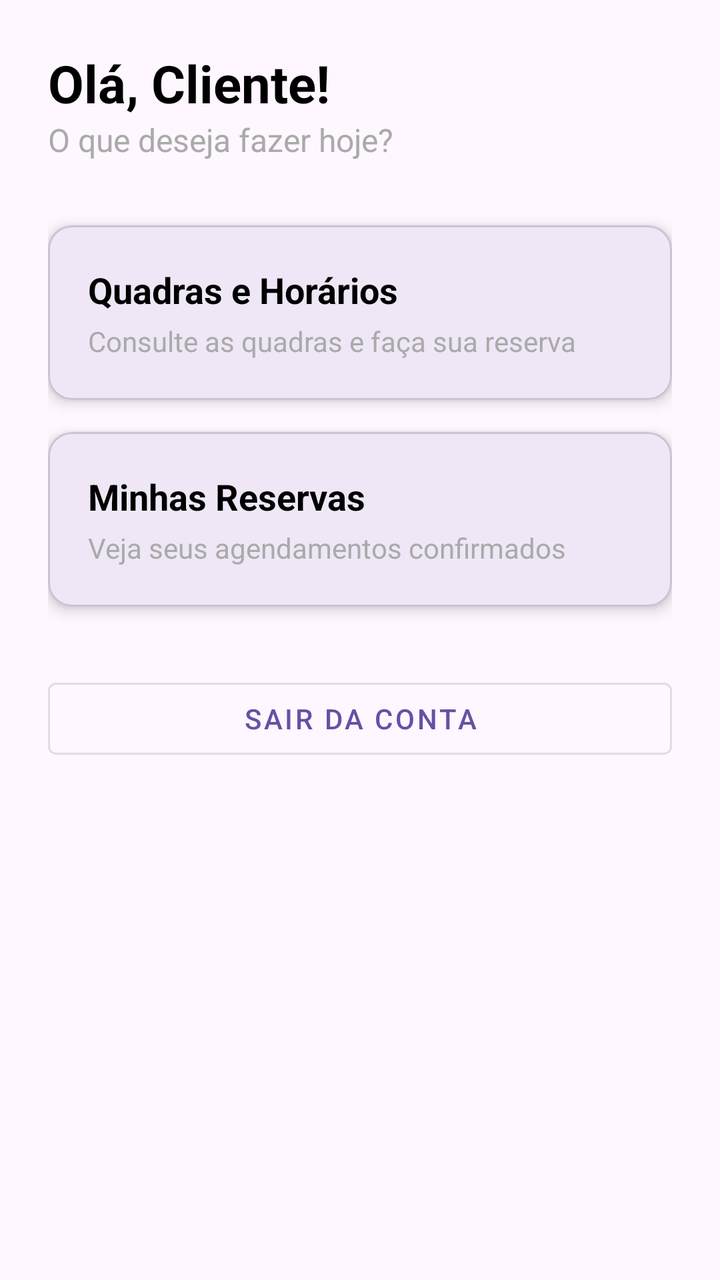
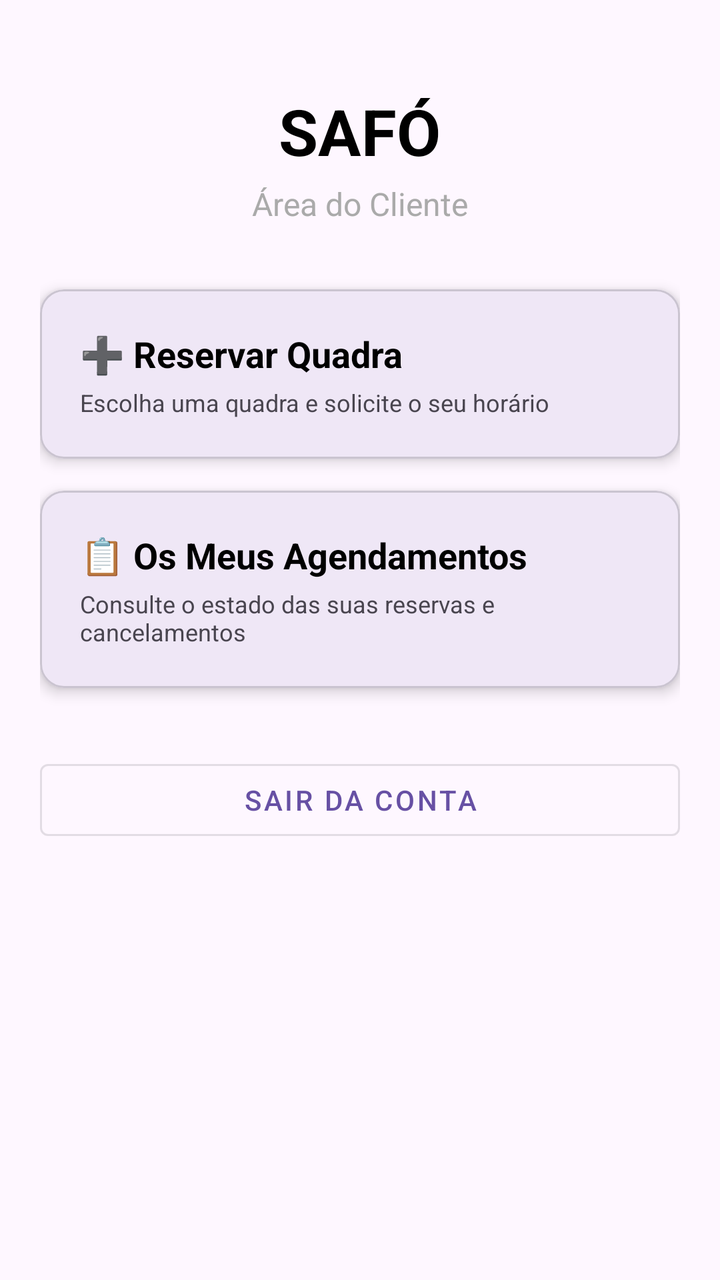

Compare the two renders of this Android layout. The source of the first and the diff that turns it into the second are given below.
<!-- AndroidManifest.xml: application theme Theme.Safoandroid -->
<!-- res/layout/activity_menu_cliente.xml -->
<?xml version="1.0" encoding="utf-8"?>
<LinearLayout xmlns:android="http://schemas.android.com/apk/res/android"
    xmlns:app="http://schemas.android.com/apk/res-auto"
    android:layout_width="match_parent"
    android:layout_height="match_parent"
    android:orientation="vertical"
    android:padding="24dp">

    <TextView
        android:id="@+id/textBoasVindasCliente"
        android:layout_width="wrap_content"
        android:layout_height="wrap_content"
        android:text="Olá, Cliente!"
        android:textColor="@android:color/black"
        android:textSize="26sp"
        android:textStyle="bold" />

    <TextView
        android:layout_width="wrap_content"
        android:layout_height="wrap_content"
        android:layout_marginBottom="32dp"
        android:text="O que deseja fazer hoje?"
        android:textColor="@android:color/darker_gray"
        android:textSize="16sp" />

    <com.google.android.material.card.MaterialCardView
        android:id="@+id/cardVerQuadras"
        android:layout_width="match_parent"
        android:layout_height="wrap_content"
        android:layout_marginBottom="16dp"
        android:clickable="true"
        android:focusable="true"
        app:cardCornerRadius="12dp"
        app:cardElevation="4dp">

        <LinearLayout
            android:layout_width="match_parent"
            android:layout_height="wrap_content"
            android:orientation="vertical"
            android:padding="20dp">

            <TextView
                android:layout_width="wrap_content"
                android:layout_height="wrap_content"
                android:text="Quadras e Horários"
                android:textColor="@android:color/black"
                android:textSize="18sp"
                android:textStyle="bold" />

            <TextView
                android:layout_width="wrap_content"
                android:layout_height="wrap_content"
                android:layout_marginTop="4dp"
                android:text="Consulte as quadras e faça sua reserva"
                android:textColor="@android:color/darker_gray" />
        </LinearLayout>
    </com.google.android.material.card.MaterialCardView>

    <com.google.android.material.card.MaterialCardView
        android:id="@+id/cardMinhasReservas"
        android:layout_width="match_parent"
        android:layout_height="wrap_content"
        android:layout_marginBottom="32dp"
        android:clickable="true"
        android:focusable="true"
        app:cardCornerRadius="12dp"
        app:cardElevation="4dp">

        <LinearLayout
            android:layout_width="match_parent"
            android:layout_height="wrap_content"
            android:orientation="vertical"
            android:padding="20dp">

            <TextView
                android:layout_width="wrap_content"
                android:layout_height="wrap_content"
                android:text="Minhas Reservas"
                android:textColor="@android:color/black"
                android:textSize="18sp"
                android:textStyle="bold" />

            <TextView
                android:layout_width="wrap_content"
                android:layout_height="wrap_content"
                android:layout_marginTop="4dp"
                android:text="Veja seus agendamentos confirmados"
                android:textColor="@android:color/darker_gray" />
        </LinearLayout>
    </com.google.android.material.card.MaterialCardView>

    <Button
        android:id="@+id/btnSairCliente"
        style="@style/Widget.MaterialComponents.Button.OutlinedButton"
        android:layout_width="match_parent"
        android:layout_height="wrap_content"
        android:text="Sair da Conta" />

</LinearLayout>
<!-- resources referenced by this layout -->
<resources>
  <style name="Theme.Safoandroid" parent="Base.Theme.Safoandroid" />
  <style name="Base.Theme.Safoandroid" parent="Theme.Material3.DayNight.NoActionBar">
          
          
      </style>
</resources>

<!-- the commit's change to res/layout/activity_menu_cliente.xml (unified diff, before → after) -->
@@ -1,99 +1,110 @@
 <?xml version="1.0" encoding="utf-8"?>
-<LinearLayout xmlns:android="http://schemas.android.com/apk/res/android"
+<ScrollView xmlns:android="http://schemas.android.com/apk/res/android"
     xmlns:app="http://schemas.android.com/apk/res-auto"
     android:layout_width="match_parent"
     android:layout_height="match_parent"
-    android:orientation="vertical"
-    android:padding="24dp">
+    android:fillViewport="true"
+    android:padding="20dp">
 
-    <TextView
-        android:id="@+id/textBoasVindasCliente"
-        android:layout_width="wrap_content"
-        android:layout_height="wrap_content"
-        android:text="Olá, Cliente!"
-        android:textColor="@android:color/black"
-        android:textSize="26sp"
-        android:textStyle="bold" />
-
-    <TextView
-        android:layout_width="wrap_content"
-        android:layout_height="wrap_content"
-        android:layout_marginBottom="32dp"
-        android:text="O que deseja fazer hoje?"
-        android:textColor="@android:color/darker_gray"
-        android:textSize="16sp" />
-
-    <com.google.android.material.card.MaterialCardView
-        android:id="@+id/cardVerQuadras"
+    <LinearLayout
         android:layout_width="match_parent"
         android:layout_height="wrap_content"
-        android:layout_marginBottom="16dp"
-        android:clickable="true"
-        android:focusable="true"
-        app:cardCornerRadius="12dp"
-        app:cardElevation="4dp">
+        android:gravity="center_horizontal"
+        android:orientation="vertical">
 
-        <LinearLayout
+        <TextView
+            android:layout_width="wrap_content"
+            android:layout_height="wrap_content"
+            android:layout_marginTop="24dp"
+            android:layout_marginBottom="4dp"
+            android:text="SAFÓ"
+            android:textColor="@android:color/black"
+            android:textSize="32sp"
+            android:textStyle="bold" />
+
+        <TextView
+            android:id="@+id/tvBoasVindasCliente"
+            android:layout_width="wrap_content"
+            android:layout_height="wrap_content"
+            android:layout_marginBottom="32dp"
+            android:text="Área do Cliente"
+            android:textColor="@android:color/darker_gray"
+            android:textSize="16sp" />
+
+        
+        <com.google.android.material.card.MaterialCardView
+            android:id="@+id/cardNovoAgendamento"
             android:layout_width="match_parent"
             android:layout_height="wrap_content"
-            android:orientation="vertical"
-            android:padding="20dp">
+            android:layout_marginBottom="16dp"
+            android:clickable="true"
+            android:focusable="true"
+            app:cardCornerRadius="12dp"
+            app:cardElevation="4dp">
 
-            <TextView
-                android:layout_width="wrap_content"
+            <LinearLayout
+                android:layout_width="match_parent"
                 android:layout_height="wrap_content"
-                android:text="Quadras e Horários"
-                android:textColor="@android:color/black"
-                android:textSize="18sp"
-                android:textStyle="bold" />
+                android:orientation="vertical"
+                android:padding="20dp">
 
-            <TextView
-                android:layout_width="wrap_content"
-                android:layout_height="wrap_content"
-                android:layout_marginTop="4dp"
-                android:text="Consulte as quadras e faça sua reserva"
-                android:textColor="@android:color/darker_gray" />
-        </LinearLayout>
-    </com.google.android.material.card.MaterialCardView>
+                <TextView
+                    android:layout_width="wrap_content"
+                    android:layout_height="wrap_content"
+                    android:text="➕ Reservar Quadra"
+                    android:textColor="@android:color/black"
+                    android:textSize="18sp"
+                    android:textStyle="bold" />
 
-    <com.google.android.material.card.MaterialCardView
-        android:id="@+id/cardMinhasReservas"
-        android:layout_width="match_parent"
-        android:layout_height="wrap_content"
-        android:layout_marginBottom="32dp"
-        android:clickable="true"
-        android:focusable="true"
-        app:cardCornerRadius="12dp"
-        app:cardElevation="4dp">
+                <TextView
+                    android:layout_width="wrap_content"
+                    android:layout_height="wrap_content"
+                    android:layout_marginTop="4dp"
+                    android:text="Escolha uma quadra e solicite o seu horário"
+                    android:textSize="12sp" />
+            </LinearLayout>
+        </com.google.android.material.card.MaterialCardView>
 
-        <LinearLayout
+        
+        <com.google.android.material.card.MaterialCardView
+            android:id="@+id/cardMeusAgendamentos"
             android:layout_width="match_parent"
             android:layout_height="wrap_content"
-            android:orientation="vertical"
-            android:padding="20dp">
+            android:layout_marginBottom="32dp"
+            android:clickable="true"
+            android:focusable="true"
+            app:cardCornerRadius="12dp"
+            app:cardElevation="4dp">
 
-            <TextView
-                android:layout_width="wrap_content"
+            <LinearLayout
+                android:layout_width="match_parent"
                 android:layout_height="wrap_content"
-                android:text="Minhas Reservas"
-                android:textColor="@android:color/black"
-                android:textSize="18sp"
-                android:textStyle="bold" />
+                android:orientation="vertical"
+                android:padding="20dp">
 
-            <TextView
-                android:layout_width="wrap_content"
-                android:layout_height="wrap_content"
-                android:layout_marginTop="4dp"
-                android:text="Veja seus agendamentos confirmados"
-                android:textColor="@android:color/darker_gray" />
-        </LinearLayout>
-    </com.google.android.material.card.MaterialCardView>
+                <TextView
+                    android:layout_width="wrap_content"
+                    android:layout_height="wrap_content"
+                    android:text="📋 Os Meus Agendamentos"
+                    android:textColor="@android:color/black"
+                    android:textSize="18sp"
+                    android:textStyle="bold" />
 
-    <Button
-        android:id="@+id/btnSairCliente"
-        style="@style/Widget.MaterialComponents.Button.OutlinedButton"
-        android:layout_width="match_parent"
-        android:layout_height="wrap_content"
-        android:text="Sair da Conta" />
+                <TextView
+                    android:layout_width="wrap_content"
+                    android:layout_height="wrap_content"
+                    android:layout_marginTop="4dp"
+                    android:text="Consulte o estado das suas reservas e cancelamentos"
+                    android:textSize="12sp" />
+            </LinearLayout>
+        </com.google.android.material.card.MaterialCardView>
 
-</LinearLayout>
+        <Button
+            android:id="@+id/btnSairCliente"
+            style="@style/Widget.MaterialComponents.Button.OutlinedButton"
+            android:layout_width="match_parent"
+            android:layout_height="wrap_content"
+            android:text="Sair da Conta" />
+
+    </LinearLayout>
+</ScrollView>
